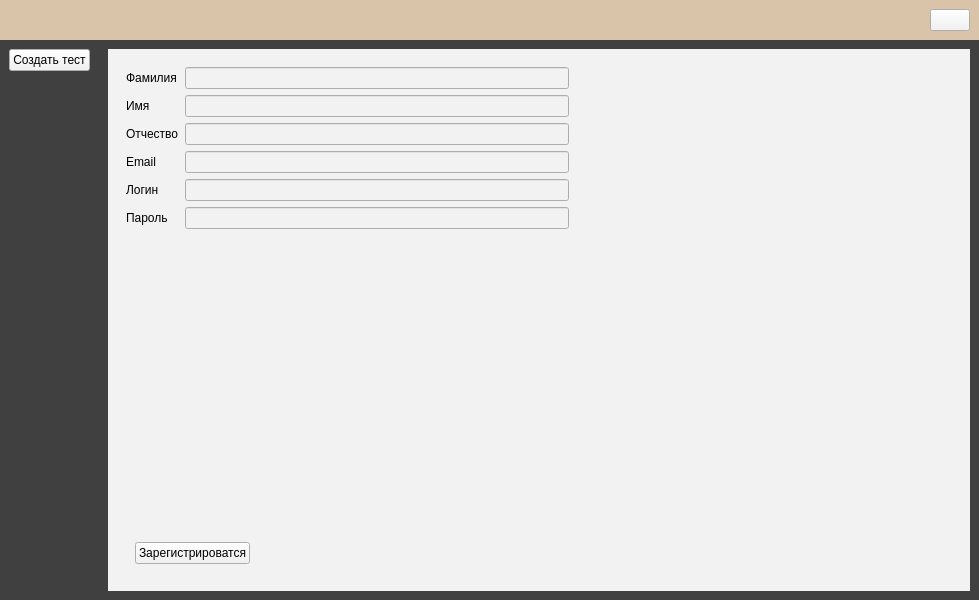
AndK37/tests_proj, file design/main_scene.ui: the form before one commit.
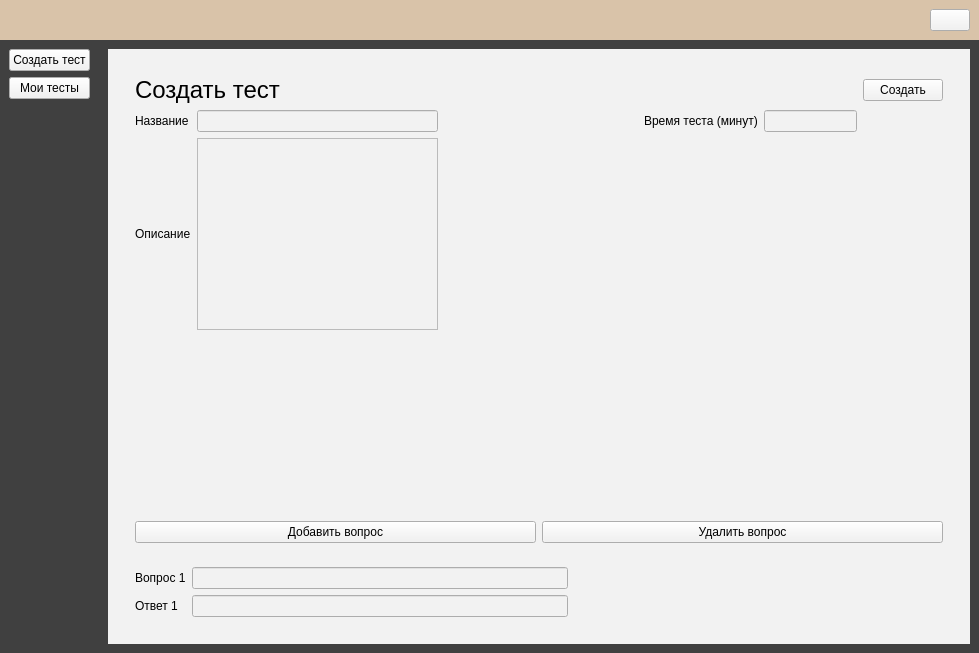
The form after the commit. Icons and pictures are not drawn.

Commit message: перенес форму создания тестов

```diff
--- a/design/main_scene.ui
+++ b/design/main_scene.ui
@@ -7,7 +7,7 @@
     <x>0</x>
     <y>0</y>
     <width>979</width>
-    <height>600</height>
+    <height>653</height>
    </rect>
   </property>
   <property name="windowTitle">
@@ -136,6 +136,16 @@
             </property>
            </widget>
           </item>
+          <item>
+           <widget class="QPushButton" name="btn_lm_mt">
+            <property name="styleSheet">
+             <string notr="true">background: rgb(242, 242, 242);</string>
+            </property>
+            <property name="text">
+             <string>Мои тесты</string>
+            </property>
+           </widget>
+          </item>
           <item>
            <spacer name="verticalSpacer">
             <property name="orientation">
@@ -175,73 +185,69 @@
             <property name="styleSheet">
              <string notr="true">background: rgb(242, 242, 242);</string>
             </property>
-            <widget class="QWidget" name="page">
+            <property name="currentIndex">
+             <number>3</number>
+            </property>
+            <widget class="QWidget" name="greet">
+             <layout class="QVBoxLayout" name="verticalLayout_7">
+              <item>
+               <widget class="QWidget" name="widget_2" native="true">
+                <layout class="QVBoxLayout" name="verticalLayout_6">
+                 <item>
+                  <spacer name="verticalSpacer_4">
+                   <property name="orientation">
+                    <enum>Qt::Vertical</enum>
+                   </property>
+                   <property name="sizeHint" stdset="0">
+                    <size>
+                     <width>20</width>
+                     <height>464</height>
+                    </size>
+                   </property>
+                  </spacer>
+                 </item>
+                 <item>
+                  <widget class="QLabel" name="lbl_greet">
+                   <property name="styleSheet">
+                    <string notr="true">font-size: 48px;</string>
+                   </property>
+                   <property name="text">
+                    <string>Добро пожаловать</string>
+                   </property>
+                  </widget>
+                 </item>
+                </layout>
+               </widget>
+              </item>
+             </layout>
+            </widget>
+            <widget class="QWidget" name="registration">
              <layout class="QVBoxLayout" name="verticalLayout_4">
               <item>
                <widget class="QWidget" name="widget" native="true">
                 <layout class="QGridLayout" name="gridLayout">
-                 <item row="0" column="0">
-                  <widget class="QLabel" name="lbl_ln">
+                 <item row="1" column="0">
+                  <widget class="QLabel" name="lbl_r_ln">
                    <property name="text">
                     <string>Фамилия</string>
                    </property>
                   </widget>
                  </item>
-                 <item row="4" column="0">
-                  <widget class="QLabel" name="lbl_log">
-                   <property name="text">
-                    <string>Логин</string>
-                   </property>
-                  </widget>
-                 </item>
-                 <item row="7" column="0" colspan="2">
-                  <widget class="QWidget" name="widget_2" native="true">
-                   <layout class="QHBoxLayout" name="horizontalLayout_3">
-                    <item>
-                     <widget class="QPushButton" name="btn_reg">
-                      <property name="text">
-                       <string>Зарегистрироватся</string>
-                      </property>
-                     </widget>
-                    </item>
-                    <item>
-                     <spacer name="horizontalSpacer_2">
-                      <property name="orientation">
-                       <enum>Qt::Horizontal</enum>
-                      </property>
-                      <property name="sizeHint" stdset="0">
-                       <size>
-                        <width>40</width>
-                        <height>20</height>
-                       </size>
-                      </property>
-                     </spacer>
-                    </item>
-                   </layout>
-                  </widget>
-                 </item>
                  <item row="2" column="0">
-                  <widget class="QLabel" name="lbl_mn">
-                   <property name="text">
-                    <string>Отчество</string>
-                   </property>
-                  </widget>
-                 </item>
-                 <item row="4" column="1">
-                  <widget class="QLineEdit" name="lineEdit_log"/>
-                 </item>
-                 <item row="1" column="0">
-                  <widget class="QLabel" name="lbl_fn">
+                  <widget class="QLabel" name="lbl_r_fn">
                    <property name="text">
                     <string>Имя</string>
                    </property>
                   </widget>
                  </item>
-                 <item row="1" column="1">
-                  <widget class="QLineEdit" name="lineEdit_fn"/>
+                 <item row="2" column="1">
+                  <widget class="QLineEdit" name="le_r_fn"/>
                  </item>
-                 <item row="6" column="0">
-                  <spacer name="verticalSpacer_2">
+                 <item row="3" column="1">
+                  <widget class="QLineEdit" name="le_r_mn"/>
+                 </item>
+                 <item row="1" column="2">
+                  <spacer name="horizontalSpacer_3">
                    <property name="orientation">
                     <enum>Qt::Vertical</enum>
                    </property>
@@ -253,34 +259,88 @@
                    </property>
                   </spacer>
                  </item>
-                 <item row="0" column="1">
-                  <widget class="QLineEdit" name="lineEdit_ln"/>
-                 </item>
-                 <item row="3" column="1">
-                  <widget class="QLineEdit" name="lineEdit_mail"/>
-                 </item>
-                 <item row="2" column="1">
-                  <widget class="QLineEdit" name="lineEdit_mn"/>
-                 </item>
-                 <item row="3" column="0">
-                  <widget class="QLabel" name="lbl_mail">
+                 <item row="4" column="0">
+                  <widget class="QLabel" name="lbl_r_mail">
                    <property name="text">
                     <string>Email</string>
                    </property>
                   </widget>
                  </item>
-                 <item row="5" column="1">
-                  <widget class="QLineEdit" name="lineEdit_pwd"/>
-                 </item>
                  <item row="5" column="0">
-                  <widget class="QLabel" name="lbl_pwd">
+                  <widget class="QLabel" name="lbl_r_log">
+                   <property name="text">
+                    <string>Логин</string>
+                   </property>
+                  </widget>
+                 </item>
+                 <item row="4" column="1">
+                  <widget class="QLineEdit" name="le_r_mail"/>
+                 </item>
+                 <item row="8" column="0">
+                  <widget class="QPushButton" name="btn_reg">
+                   <property name="text">
+                    <string>Зарегистрироватся</string>
+                   </property>
+                  </widget>
+                 </item>
+                 <item row="3" column="0">
+                  <widget class="QLabel" name="lbl_r_mn">
+                   <property name="text">
+                    <string>Отчество</string>
+                   </property>
+                  </widget>
+                 </item>
+                 <item row="1" column="1">
+                  <widget class="QLineEdit" name="le_r_ln"/>
+                 </item>
+                 <item row="6" column="1">
+                  <widget class="QLineEdit" name="le_r_pwd"/>
+                 </item>
+                 <item row="6" column="0">
+                  <widget class="QLabel" name="lbl_r_pwd">
                    <property name="text">
                     <string>Пароль</string>
                    </property>
                   </widget>
                  </item>
-                 <item row="0" column="2">
-                  <spacer name="horizontalSpacer_3">
+                 <item row="5" column="1">
+                  <widget class="QLineEdit" name="le_r_log"/>
+                 </item>
+                 <item row="7" column="0">
+                  <spacer name="verticalSpacer_2">
+                   <property name="orientation">
+                    <enum>Qt::Vertical</enum>
+                   </property>
+                   <property name="sizeHint" stdset="0">
+                    <size>
+                     <width>20</width>
+                     <height>40</height>
+                    </size>
+                   </property>
+                  </spacer>
+                 </item>
+                 <item row="0" column="0">
+                  <widget class="QLabel" name="lbl_registration">
+                   <property name="styleSheet">
+                    <string notr="true">font-size: 24px;</string>
+                   </property>
+                   <property name="text">
+                    <string>Регистрация</string>
+                   </property>
+                  </widget>
+                 </item>
+                </layout>
+               </widget>
+              </item>
+             </layout>
+            </widget>
+            <widget class="QWidget" name="login">
+             <layout class="QVBoxLayout" name="verticalLayout_5">
+              <item>
+               <widget class="QWidget" name="widget_4" native="true">
+                <layout class="QGridLayout" name="gridLayout_2">
+                 <item row="1" column="2">
+                  <spacer name="horizontalSpacer_4">
                    <property name="orientation">
                     <enum>Qt::Horizontal</enum>
                    </property>
@@ -297,7 +357,155 @@
               </item>
              </layout>
             </widget>
-            <widget class="QWidget" name="page_2"/>
+            <widget class="QWidget" name="create_test">
+             <layout class="QVBoxLayout" name="verticalLayout_8">
+              <item>
+               <widget class="QWidget" name="w_cr" native="true">
+                <layout class="QVBoxLayout" name="verticalLayout_9">
+                 <item>
+                  <widget class="QWidget" name="info" native="true">
+                   <layout class="QGridLayout" name="gridLayout_3">
+                    <item row="1" column="4">
+                     <widget class="QLineEdit" name="le_ct_time"/>
+                    </item>
+                    <item row="0" column="0" colspan="2">
+                     <widget class="QLabel" name="lbl_ct">
+                      <property name="styleSheet">
+                       <string notr="true">font-size: 24px;</string>
+                      </property>
+                      <property name="text">
+                       <string>Создать тест</string>
+                      </property>
+                     </widget>
+                    </item>
+                    <item row="3" column="0">
+                     <spacer name="verticalSpacer_5">
+                      <property name="orientation">
+                       <enum>Qt::Vertical</enum>
+                      </property>
+                      <property name="sizeHint" stdset="0">
+                       <size>
+                        <width>20</width>
+                        <height>40</height>
+                       </size>
+                      </property>
+                     </spacer>
+                    </item>
+                    <item row="1" column="2">
+                     <spacer name="horizontalSpacer_2">
+                      <property name="orientation">
+                       <enum>Qt::Horizontal</enum>
+                      </property>
+                      <property name="sizeHint" stdset="0">
+                       <size>
+                        <width>216</width>
+                        <height>20</height>
+                       </size>
+                      </property>
+                     </spacer>
+                    </item>
+                    <item row="1" column="1">
+                     <widget class="QLineEdit" name="le_ct_name"/>
+                    </item>
+                    <item row="1" column="0">
+                     <widget class="QLabel" name="lbl_ct_name">
+                      <property name="text">
+                       <string>Название</string>
+                      </property>
+                     </widget>
+                    </item>
+                    <item row="2" column="0">
+                     <widget class="QLabel" name="lbl_ct_desc">
+                      <property name="text">
+                       <string>Описание</string>
+                      </property>
+                     </widget>
+                    </item>
+                    <item row="1" column="3">
+                     <widget class="QLabel" name="lbl_ct_time">
+                      <property name="text">
+                       <string>Время теста (минут)</string>
+                      </property>
+                     </widget>
+                    </item>
+                    <item row="0" column="5">
+                     <widget class="QPushButton" name="btn_ct_create">
+                      <property name="text">
+                       <string>Создать</string>
+                      </property>
+                     </widget>
+                    </item>
+                    <item row="2" column="1">
+                     <widget class="QTextEdit" name="textEdit"/>
+                    </item>
+                   </layout>
+                  </widget>
+                 </item>
+                 <item>
+                  <widget class="QWidget" name="q_controls" native="true">
+                   <layout class="QHBoxLayout" name="horizontalLayout_3">
+                    <item>
+                     <widget class="QPushButton" name="btn_ct_add">
+                      <property name="text">
+                       <string>Добавить вопрос</string>
+                      </property>
+                     </widget>
+                    </item>
+                    <item>
+                     <widget class="QPushButton" name="btn_ct_remove">
+                      <property name="text">
+                       <string>Удалить вопрос</string>
+                      </property>
+                     </widget>
+                    </item>
+                   </layout>
+                  </widget>
+                 </item>
+                 <item>
+                  <widget class="QWidget" name="questions" native="true">
+                   <layout class="QGridLayout" name="gridLayout_4">
+                    <item row="0" column="2">
+                     <spacer name="horizontalSpacer_5">
+                      <property name="orientation">
+                       <enum>Qt::Horizontal</enum>
+                      </property>
+                      <property name="sizeHint" stdset="0">
+                       <size>
+                        <width>40</width>
+                        <height>20</height>
+                       </size>
+                      </property>
+                     </spacer>
+                    </item>
+                    <item row="1" column="1">
+                     <widget class="QLineEdit" name="le_ct_a_1"/>
+                    </item>
+                    <item row="0" column="1">
+                     <widget class="QLineEdit" name="le_ct_q_1"/>
+                    </item>
+                    <item row="0" column="0">
+                     <widget class="QLabel" name="lbl_ct_q_1">
+                      <property name="text">
+                       <string>Вопрос 1</string>
+                      </property>
+                     </widget>
+                    </item>
+                    <item row="1" column="0">
+                     <widget class="QLabel" name="lbl_ct_a_1">
+                      <property name="text">
+                       <string>Ответ 1</string>
+                      </property>
+                     </widget>
+                    </item>
+                   </layout>
+                  </widget>
+                 </item>
+                </layout>
+               </widget>
+              </item>
+             </layout>
+            </widget>
+            <widget class="QWidget" name="view_tests"/>
            </widget>
           </item>
          </layout>
```
Left out of the diff: 62 changed lines with no effect on the pictures. The commit also changes 3 other files.
